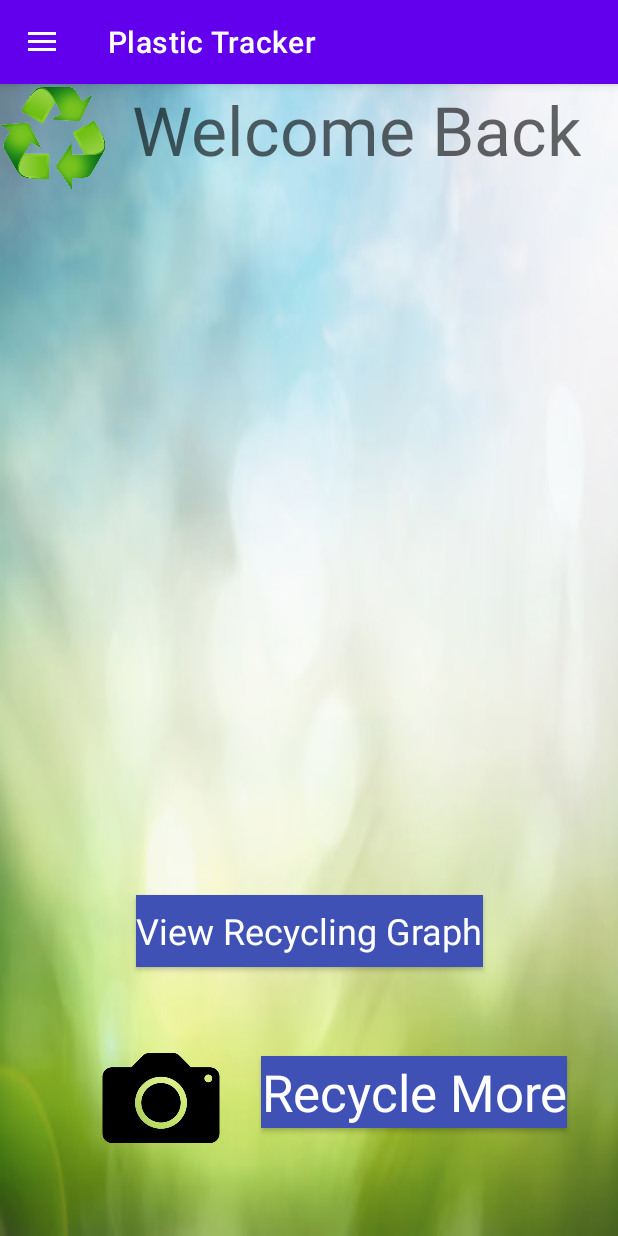
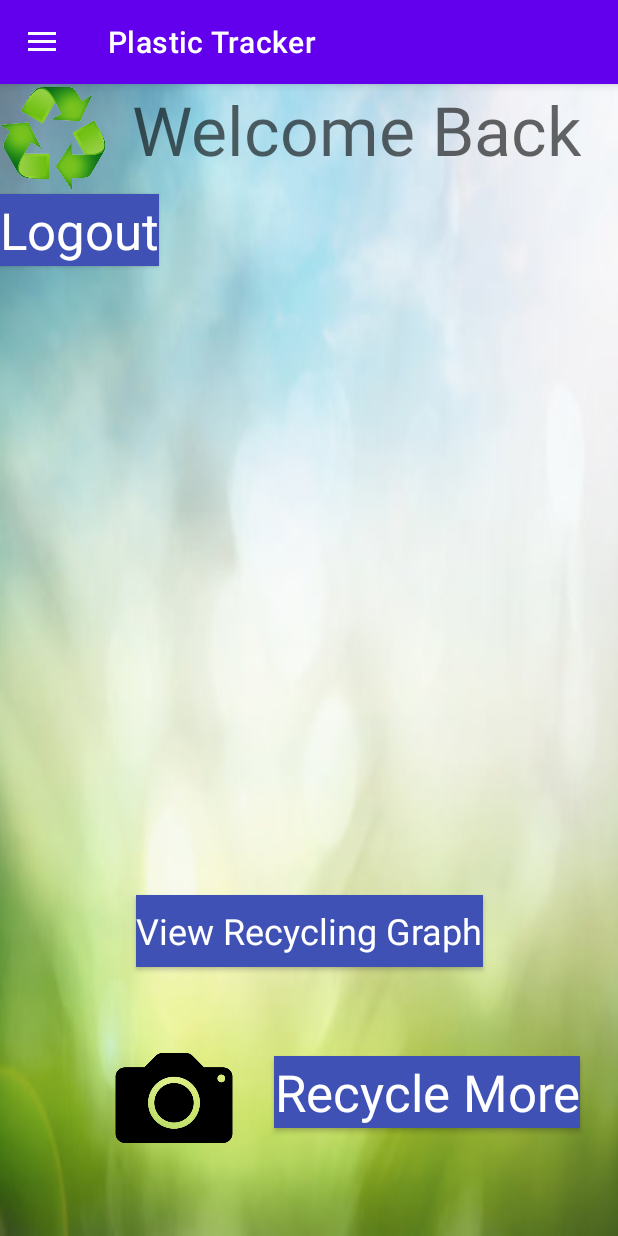
Before and after one commit to DrMeihoff/CSC2033-Team-7, an Android app: the LandingScreenActivity screen opened directly, with no data from a screen before it, on a phone screen of 412 x 824 dp. Run offline under Robolectric (Android 15) with nearby library versions, the phone set to English and light mode, and no system bars; our stand-ins replace Firebase (no records; nobody signed in at launch, a user with empty details on screens opened directly).

Commit message:
Implemented landingScreen UI so when logging in the screen is changed to LandingScreenActivity as well as moving over necessary code to LandingScreenActivity

```diff
--- a/app/src/main/java/com/csc/plastictracker/LandingScreenActivity.java
+++ b/app/src/main/java/com/csc/plastictracker/LandingScreenActivity.java
@@ -3,19 +3,61 @@ package com.csc.plastictracker;
 import androidx.annotation.NonNull;
 import androidx.appcompat.app.ActionBarDrawerToggle;
 import androidx.appcompat.app.AppCompatActivity;
+import androidx.core.app.ActivityCompat;
+import androidx.core.content.ContextCompat;
 import androidx.drawerlayout.widget.DrawerLayout;
+
+import android.Manifest;
+import android.content.ClipData;
+import android.content.Intent;
+import android.content.pm.PackageManager;
 import android.os.Bundle;
 import android.view.MenuItem;
+import android.view.View;
+import android.widget.Button;
+import android.widget.Toast;
+
+import com.google.android.material.navigation.NavigationView;
+import com.google.firebase.auth.FirebaseAuth;
 
 public class LandingScreenActivity extends AppCompatActivity {
 
     public DrawerLayout drawerLayout;
     public ActionBarDrawerToggle actionBarDrawerToggle;
 
+    private Button buttonGraph;
+    private Button buttonScanner;
+    private Button buttonLogout;
+
+
     @Override
     protected void onCreate(Bundle savedInstanceState) {
         super.onCreate(savedInstanceState);
         setContentView(R.layout.activity_landingscreen);
+
+        drawerLayout=findViewById(R.id.my_drawer_layout);
+
+        //listener for the barcode scanner button
+        //checks for camera permission before attempting to openBarcode
+        buttonScanner = findViewById(R.id.buttonScanner);
+        buttonScanner.setOnClickListener(new View.OnClickListener() {
+            @Override
+            public void onClick(View v) {
+                if (ContextCompat.checkSelfPermission(LandingScreenActivity.this, Manifest.permission.CAMERA) !=
+                        PackageManager.PERMISSION_GRANTED) {
+                    ActivityCompat.requestPermissions(LandingScreenActivity.this, new String[] {Manifest.permission.CAMERA},
+                            50); }
+                else {
+                    openBarcode();
+                }
+            }
+        });
+
+        //listeners for buttons
+        buttonLogout=findViewById(R.id.buttonLogout);
+        buttonLogout.setOnClickListener(v -> logout());
+        buttonGraph=findViewById(R.id.buttonGraph);
+        buttonGraph.setOnClickListener(v -> openGraph());
 
         // drawer layout instance to toggle the menu icon to open
         // drawer and back button to close drawer
@@ -31,6 +73,32 @@ public class LandingScreenActivity extends AppCompatActivity {
         getSupportActionBar().setDisplayHomeAsUpEnabled(true);
     }
 
+    //methods for changing activity
+    private void openGraph() {
+        Intent intent = new Intent(this, GraphActivity.class);
+        startActivity(intent);
+    }
+    private void openBarcode(){
+        Intent intent = new Intent(this, BarcodeActivity.class);
+        startActivity(intent);
+    }
+    private void openMain(){
+        Intent intent = new Intent(this, MainActivity.class);
+        startActivity(intent);
+    }
+
+    private void logout() {
+        FirebaseAuth.getInstance().signOut();
+        if (FirebaseAuth.getInstance().getCurrentUser() == null) {
+            Toast.makeText(LandingScreenActivity.this, "Logged out.", Toast.LENGTH_SHORT).show();
+            openMain();
+        } else {
+            Toast.makeText(LandingScreenActivity.this, "Something went wrong. Please try again."
+                    , Toast.LENGTH_SHORT).show();
+        }
+    }
+
+
     // override the onOptionsItemSelected()
     // function to implement
     // the item click listener callback
@@ -44,4 +112,6 @@ public class LandingScreenActivity extends AppCompatActivity {
         }
         return super.onOptionsItemSelected(item);
     }
+
+
 }
--- a/app/src/main/res/layout/activity_landingscreen.xml
+++ b/app/src/main/res/layout/activity_landingscreen.xml
@@ -8,8 +8,9 @@
     android:id="@+id/my_drawer_layout"
     android:layout_width="match_parent"
     android:layout_height="match_parent"
-    tools:context=".MainActivity"
+    tools:context=".LandingScreenActivity"
     tools:ignore="HardcodedText">
+
 
     <androidx.constraintlayout.widget.ConstraintLayout
         android:id="@+id/linearLayout"
@@ -30,7 +31,7 @@
             app:layout_constraintTop_toTopOf="parent" />
 
         <androidx.appcompat.widget.AppCompatButton
-            android:id="@+id/button2"
+            android:id="@+id/buttonScanner"
             android:layout_width="wrap_content"
             android:layout_height="wrap_content"
             android:layout_marginBottom="72dp"
@@ -40,10 +41,26 @@
             android:textColor="#FFFFFF"
             app:layout_constraintBottom_toBottomOf="parent"
             app:layout_constraintEnd_toEndOf="parent"
-            app:layout_constraintHorizontal_bias="0.836"
+            app:layout_constraintHorizontal_bias="0.879"
             app:layout_constraintStart_toStartOf="parent"
             app:layout_constraintTop_toBottomOf="@+id/textView2"
             app:layout_constraintVertical_bias="1.0" />
+
+        <androidx.appcompat.widget.AppCompatButton
+            android:id="@+id/buttonLogout"
+            android:layout_width="wrap_content"
+            android:layout_height="wrap_content"
+            android:layout_marginBottom="72dp"
+            android:background="#3F51B5"
+            android:text="Logout"
+            android:textAppearance="@style/TextAppearance.AppCompat.Display1"
+            android:textColor="#FFFFFF"
+            app:layout_constraintBottom_toBottomOf="parent"
+            app:layout_constraintEnd_toEndOf="parent"
+            app:layout_constraintHorizontal_bias="0.0"
+            app:layout_constraintStart_toStartOf="parent"
+            app:layout_constraintTop_toBottomOf="@+id/textView2"
+            app:layout_constraintVertical_bias="0.021" />
 
         <ImageButton
             android:id="@+id/imageButton"
@@ -57,13 +74,13 @@
             android:cropToPadding="false"
             android:scaleType="centerInside"
             app:layout_constraintBottom_toBottomOf="parent"
-            app:layout_constraintEnd_toStartOf="@+id/button2"
+            app:layout_constraintEnd_toStartOf="@+id/buttonScanner"
             app:layout_constraintHorizontal_bias="1.0"
             app:layout_constraintStart_toStartOf="parent"
             app:srcCompat="@drawable/camera" />
 
         <androidx.appcompat.widget.AppCompatButton
-            android:id="@+id/button3"
+            android:id="@+id/buttonGraph"
             android:layout_width="wrap_content"
             android:layout_height="wrap_content"
             android:background="#3F51B5"
--- a/app/src/main/res/menu/navigation_menu.xml
+++ b/app/src/main/res/menu/navigation_menu.xml
@@ -3,13 +3,8 @@
     xmlns:tools="http://schemas.android.com/tools"
     tools:ignore="HardcodedText">
 
-
     <item
         android:id="@+id/nav_settings"
         android:title="Settings" />
 
-    <item
-        android:id="@+id/nav_logout"
-        android:title="Signout" />
-
 </menu>
```
Also changed, not shown: app/src/main/java/com/csc/plastictracker/LoginActivity.java (+7 -2 lines), app/src/main/java/com/csc/plastictracker/MainActivity.java (+9 -25 lines), app/src/main/res/layout/activity_main.xml (+27 -54 lines).
